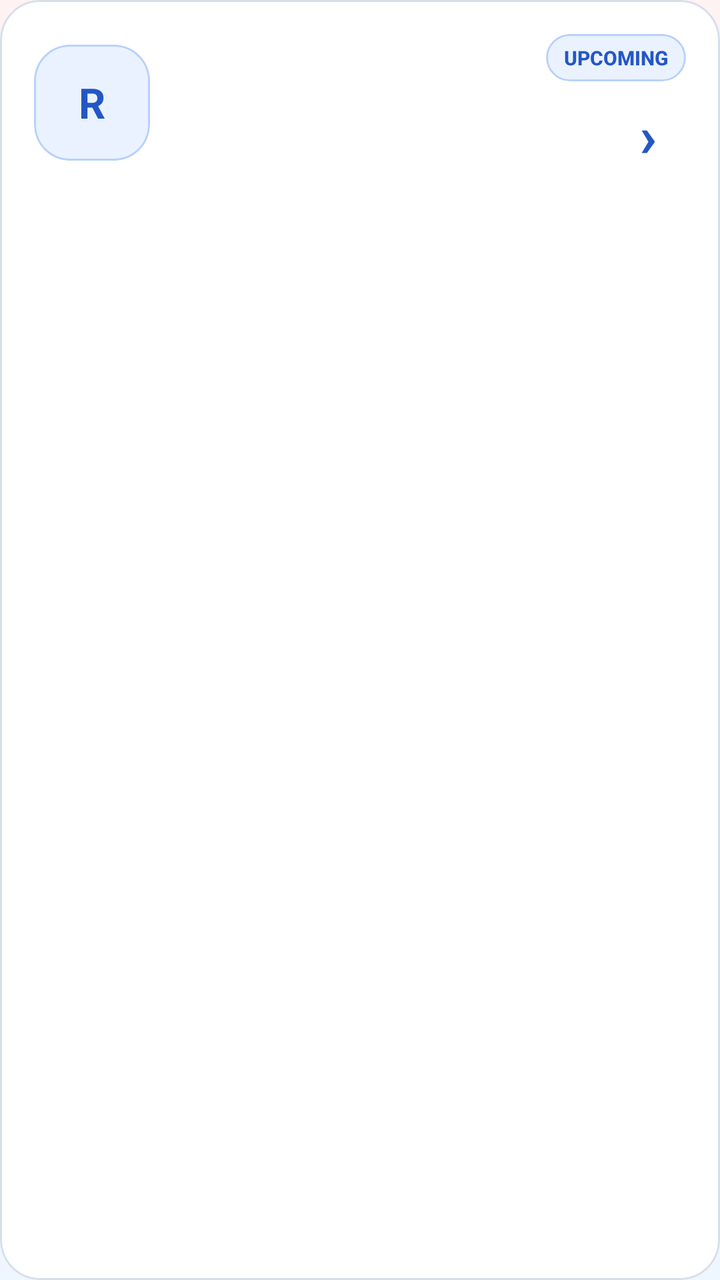
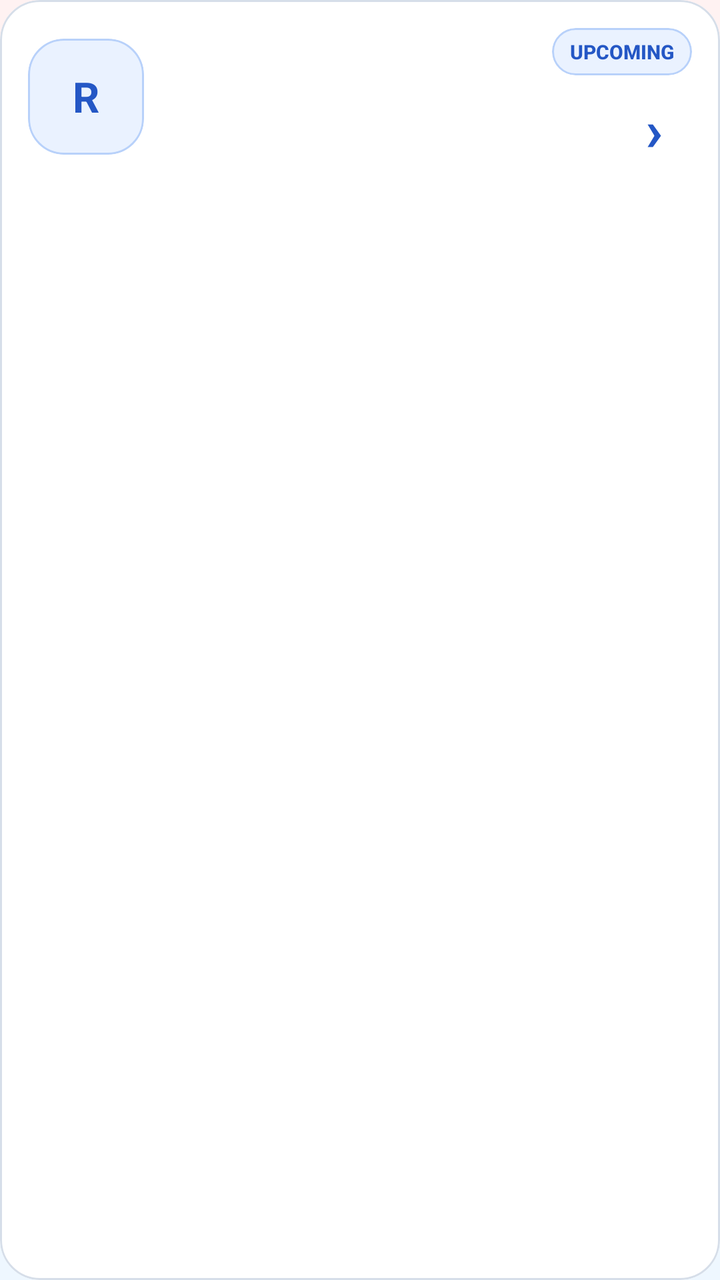

An Android layout rendered at two revisions. The XML below is the earlier revision; the diff shows what the commit changed to produce the second picture.
<!-- AndroidManifest.xml: application theme Theme.StudySaathi -->
<!-- res/layout/item_revision.xml -->
<?xml version="1.0" encoding="utf-8"?>
<com.google.android.material.card.MaterialCardView xmlns:android="http://schemas.android.com/apk/res/android"
    xmlns:app="http://schemas.android.com/apk/res-auto"
    android:id="@+id/cardRevision"
    android:layout_width="match_parent"
    android:layout_height="wrap_content"
    android:layout_marginBottom="13dp"
    android:clickable="true"
    android:focusable="true"
    android:foreground="?attr/selectableItemBackground"
    app:cardBackgroundColor="@color/ss_surface"
    app:cardCornerRadius="20dp"
    app:cardElevation="0dp"
    app:strokeColor="@color/ss_outline"
    app:strokeWidth="1dp">

    <LinearLayout
        android:layout_width="match_parent"
        android:layout_height="wrap_content"
        android:gravity="center_vertical"
        android:orientation="horizontal"
        android:padding="17dp">

        <com.google.android.material.card.MaterialCardView
            android:id="@+id/cardRevisionIcon"
            android:layout_width="58dp"
            android:layout_height="58dp"
            app:cardBackgroundColor="@color/ss_blue_soft"
            app:cardCornerRadius="18dp"
            app:cardElevation="0dp"
            app:strokeColor="@color/ss_blue_border"
            app:strokeWidth="1dp">

            <TextView
                android:id="@+id/textRevisionIcon"
                android:layout_width="match_parent"
                android:layout_height="match_parent"
                android:fontFamily="sans-serif-rounded"
                android:gravity="center"
                android:text="R"
                android:textColor="@color/ss_primary"
                android:textSize="21sp"
                android:textStyle="bold" />

        </com.google.android.material.card.MaterialCardView>

        <LinearLayout
            android:layout_width="0dp"
            android:layout_height="wrap_content"
            android:layout_marginStart="15dp"
            android:layout_weight="1"
            android:orientation="vertical">

            <TextView
                android:id="@+id/textSubjectName"
                android:layout_width="match_parent"
                android:layout_height="wrap_content"
                android:fontFamily="sans-serif-rounded"
                android:textColor="@color/ss_text_primary"
                android:textSize="17sp"
                android:textStyle="bold" />

            <TextView
                android:id="@+id/textChapterTitle"
                android:layout_width="match_parent"
                android:layout_height="wrap_content"
                android:layout_marginTop="4dp"
                android:fontFamily="sans-serif-medium"
                android:textColor="@color/ss_text_secondary"
                android:textSize="13sp" />

            <TextView
                android:id="@+id/textRevisionDate"
                android:layout_width="match_parent"
                android:layout_height="wrap_content"
                android:layout_marginTop="5dp"
                android:fontFamily="sans-serif"
                android:textColor="@color/ss_text_muted"
                android:textSize="12sp" />

        </LinearLayout>

        <LinearLayout
            android:layout_width="wrap_content"
            android:layout_height="wrap_content"
            android:layout_marginStart="8dp"
            android:gravity="end"
            android:orientation="vertical">

            <com.google.android.material.card.MaterialCardView
                android:id="@+id/cardRevisionStatus"
                android:layout_width="wrap_content"
                android:layout_height="wrap_content"
                app:cardBackgroundColor="@color/ss_blue_soft"
                app:cardCornerRadius="12dp"
                app:cardElevation="0dp"
                app:strokeColor="@color/ss_blue_border"
                app:strokeWidth="1dp">

                <TextView
                    android:id="@+id/textRevisionStatus"
                    android:layout_width="wrap_content"
                    android:layout_height="wrap_content"
                    android:fontFamily="sans-serif-medium"
                    android:paddingStart="9dp"
                    android:paddingTop="5dp"
                    android:paddingEnd="9dp"
                    android:paddingBottom="5dp"
                    android:text="@string/revision_status_upcoming"
                    android:textColor="@color/ss_primary"
                    android:textSize="10sp"
                    android:textStyle="bold" />

            </com.google.android.material.card.MaterialCardView>

            <TextView
                android:id="@+id/textRevisionArrow"
                android:layout_width="38dp"
                android:layout_height="38dp"
                android:layout_marginTop="7dp"
                android:fontFamily="sans-serif-rounded"
                android:gravity="center"
                android:text="›"
                android:textColor="@color/ss_primary"
                android:textSize="29sp"
                android:textStyle="bold" />

        </LinearLayout>

    </LinearLayout>

</com.google.android.material.card.MaterialCardView>
<!-- resources referenced by this layout -->
<resources>
  <color name="ss_blue_border">#B8D1FA</color>
  <color name="ss_blue_soft">#EAF2FF</color>
  <color name="ss_outline">#D6DEE9</color>
  <color name="ss_primary">#2457C5</color>
  <color name="ss_surface">#FFFFFF</color>
  <color name="ss_text_muted">#7B8797</color>
  <color name="ss_text_primary">#182230</color>
  <color name="ss_text_secondary">#566273</color>
  <string name="revision_status_upcoming">UPCOMING</string>
  <style name="Theme.StudySaathi" parent="Theme.Material3.DayNight.NoActionBar">
  
          
          <item name="colorPrimary">@color/ss_primary</item>
          <item name="colorOnPrimary">@color/ss_on_primary</item>
          <item name="colorPrimaryContainer">@color/ss_blue_soft</item>
          <item name="colorOnPrimaryContainer">@color/ss_primary_dark</item>
  
          <item name="colorSecondary">@color/ss_secondary</item>
          <item name="colorOnSecondary">@color/ss_on_secondary</item>
          <item name="colorSecondaryContainer">@color/ss_teal_soft</item>
          <item name="colorOnSecondaryContainer">@color/ss_secondary</item>
  
          <item name="colorTertiary">@color/ss_tertiary</item>
          <item name="colorOnTertiary">@color/ss_on_tertiary</item>
          <item name="colorTertiaryContainer">@color/ss_yellow_soft</item>
          <item name="colorOnTertiaryContainer">@color/ss_tertiary</item>
  
          
          <item name="android:colorBackground">@color/ss_background</item>
          <item name="colorSurface">@color/ss_surface</item>
          <item name="colorSurfaceVariant">@color/ss_surface_soft</item>
          <item name="colorOnSurface">@color/ss_text_primary</item>
          <item name="colorOnSurfaceVariant">@color/ss_text_secondary</item>
  
          
          <item name="colorOutline">@color/ss_outline</item>
          <item name="colorError">@color/ss_error</item>
          <item name="colorOnError">@color/white</item>
          <item name="colorErrorContainer">@color/ss_red_soft</item>
          <item name="colorOnErrorContainer">@color/ss_error</item>
  
          
          <item name="android:windowBackground">@drawable/bg_app_soft_mix</item>
          <item name="android:statusBarColor">@color/ss_background</item>
          <item name="android:navigationBarColor">@color/ss_background</item>
  
          <item name="android:windowLightStatusBar">true</item>
          <item name="android:windowLightNavigationBar">true</item>
          <item name="android:forceDarkAllowed">false</item>
  
          <item name="android:windowNoTitle">true</item>
          <item name="windowActionModeOverlay">true</item>
  
          
          <item name="android:colorAccent">@color/ss_primary</item>
          <item name="colorControlActivated">@color/ss_primary</item>
          <item name="colorControlNormal">@color/ss_text_secondary</item>
  
      </style>
  <color name="ss_on_primary">#FFFFFF</color>
  <color name="ss_primary_dark">#173F99</color>
  <color name="ss_secondary">#087F8C</color>
  <color name="ss_on_secondary">#FFFFFF</color>
  <color name="ss_teal_soft">#EAF8F8</color>
  <color name="ss_tertiary">#8A5A00</color>
  <color name="ss_on_tertiary">#FFFFFF</color>
  <color name="ss_yellow_soft">#FFF8E8</color>
  <color name="ss_background">#F7F9FC</color>
  <color name="ss_surface_soft">#F0F4FA</color>
  <color name="ss_error">#BA1A1A</color>
  <color name="white">#FFFFFFFF</color>
  <color name="ss_red_soft">#FFF0F0</color>
  <!-- drawable bg_app_soft_mix (drawable) -->
  <?xml version="1.0" encoding="utf-8"?>
  <shape xmlns:android="http://schemas.android.com/apk/res/android"
      android:shape="rectangle">
  
      <gradient
          android:angle="270"
          android:centerColor="#F2FBF3"
          android:endColor="#EEF7FF"
          android:startColor="#FFF2F2"
          android:type="linear" />
  
  </shape>
</resources>

<!-- the commit's change to res/layout/item_revision.xml (unified diff, before → after) -->
@@ -19,7 +19,7 @@
         android:layout_height="wrap_content"
         android:gravity="center_vertical"
         android:orientation="horizontal"
-        android:padding="17dp">
+        android:padding="14dp">
 
         <com.google.android.material.card.MaterialCardView
             android:id="@+id/cardRevisionIcon"
